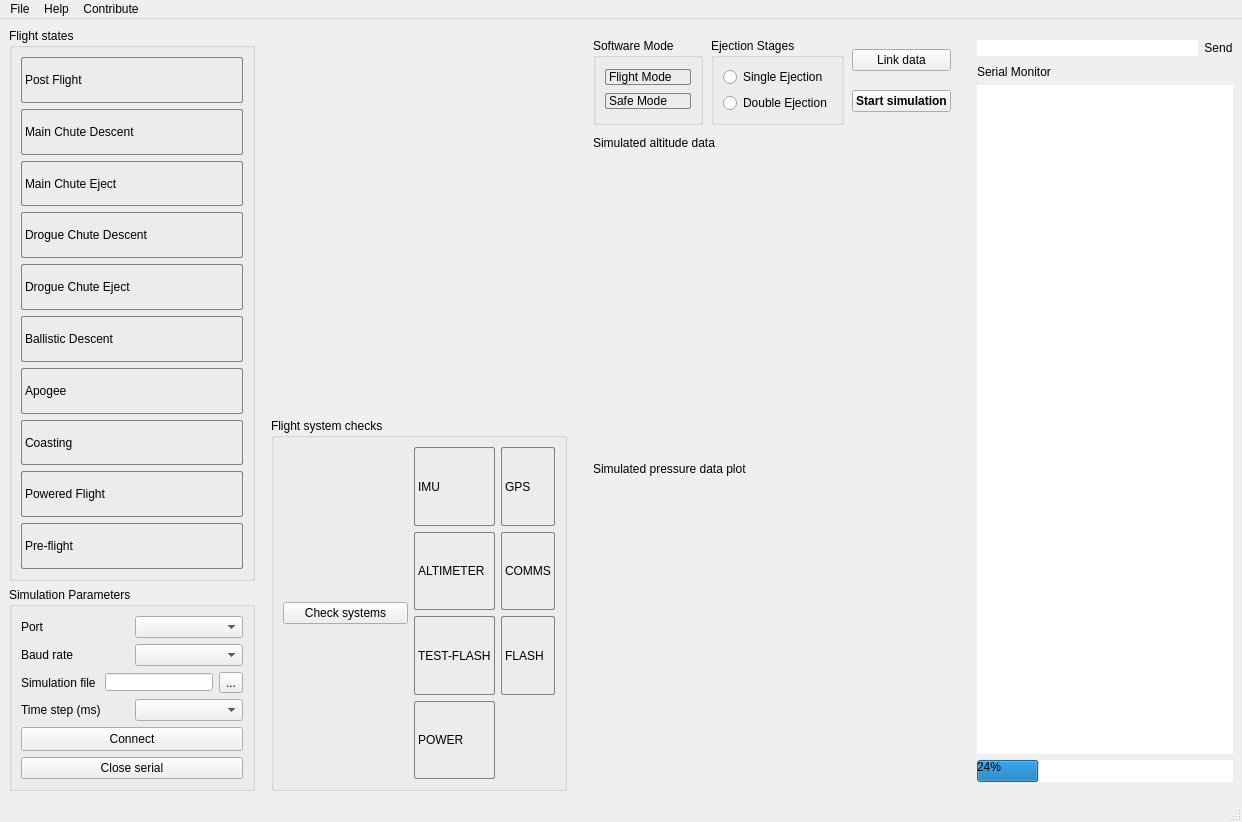
First picture: the form in app/NaFCSE/mainwindow.ui, repository bytecod3/Nakuja-Flight-Computer-Simulation-Engine, before the edit.
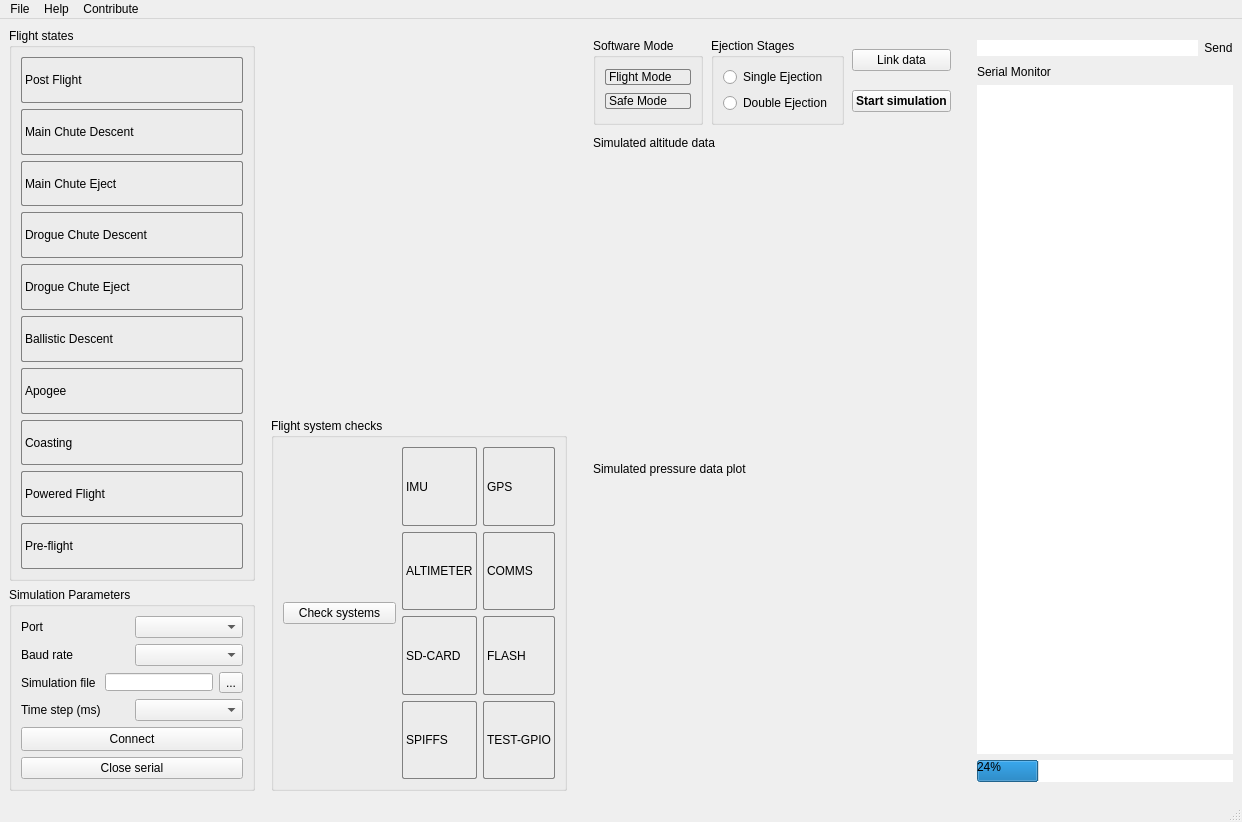
Second picture: the form after the edit. Icons and pictures are not drawn.

Commit message: adds TEST-GPIO check

The edit to the form file:
```diff
--- a/app/NaFCSE/mainwindow.ui
+++ b/app/NaFCSE/mainwindow.ui
@@ -357,6 +357,54 @@
              </property>
              <item>
               <layout class="QGridLayout" name="gridLayout_2">
+               <item row="2" column="0">
+                <widget class="QLabel" name="SD_subsys_label">
+                 <property name="styleSheet">
+                  <string notr="true">border: 1px solid gray;
+border-radius: 2px;
+color: black;</string>
+                 </property>
+                 <property name="text">
+                  <string>SD-CARD</string>
+                 </property>
+                </widget>
+               </item>
+               <item row="3" column="0">
+                <widget class="QLabel" name="SPIFFS_subsys_label">
+                 <property name="styleSheet">
+                  <string notr="true">border: 1px solid gray;
+border-radius: 2px;
+color: black;</string>
+                 </property>
+                 <property name="text">
+                  <string>SPIFFS</string>
+                 </property>
+                </widget>
+               </item>
+               <item row="2" column="1">
+                <widget class="QLabel" name="FLASH_subsys_label">
+                 <property name="styleSheet">
+                  <string notr="true">border: 1px solid gray;
+border-radius: 2px;
+color: black;</string>
+                 </property>
+                 <property name="text">
+                  <string>FLASH</string>
+                 </property>
+                </widget>
+               </item>
+               <item row="3" column="1">
+                <widget class="QLabel" name="TESTGPIO_subsys_label">
+                 <property name="styleSheet">
+                  <string notr="true">border: 1px solid gray;
+border-radius: 2px;
+color: black;</string>
+                 </property>
+                 <property name="text">
+                  <string>TEST-GPIO</string>
+                 </property>
+                </widget>
+               </item>
                <item row="0" column="0">
                 <widget class="QLabel" name="IMU_subsys_label">
                  <property name="styleSheet">
@@ -381,18 +429,6 @@
                  </property>
                 </widget>
                </item>
-               <item row="2" column="0">
-                <widget class="QLabel" name="TESTFLASH_subsys_label">
-                 <property name="styleSheet">
-                  <string notr="true">border: 1px solid gray;
-border-radius: 2px;
-color: black;</string>
-                 </property>
-                 <property name="text">
-                  <string>TEST-FLASH</string>
-                 </property>
-                </widget>
-               </item>
                <item row="0" column="1">
                 <widget class="QLabel" name="GPS_subsys_label">
                  <property name="styleSheet">
@@ -417,30 +453,6 @@
                  </property>
                 </widget>
                </item>
-               <item row="3" column="0">
-                <widget class="QLabel" name="POWER_subsys_label">
-                 <property name="styleSheet">
-                  <string notr="true">border: 1px solid gray;
-border-radius: 2px;
-color: black;</string>
-                 </property>
-                 <property name="text">
-                  <string>POWER</string>
-                 </property>
-                </widget>
-               </item>
-               <item row="2" column="1">
-                <widget class="QLabel" name="FLASH_subsys_label">
-                 <property name="styleSheet">
-                  <string notr="true">border: 1px solid gray;
-border-radius: 2px;
-color: black;</string>
-                 </property>
-                 <property name="text">
-                  <string>FLASH</string>
-                 </property>
-                </widget>
-               </item>
               </layout>
              </item>
             </layout>
```
Left out of the diff: 2 changed lines with no effect on the pictures. The commit also changes 8 other files.
